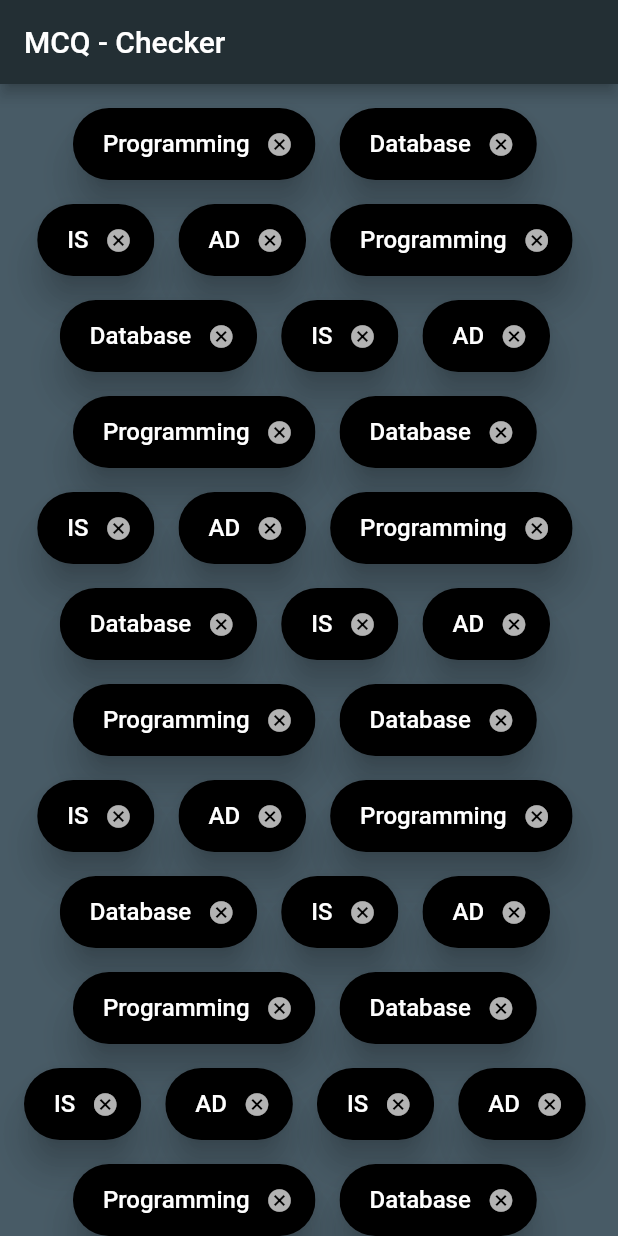
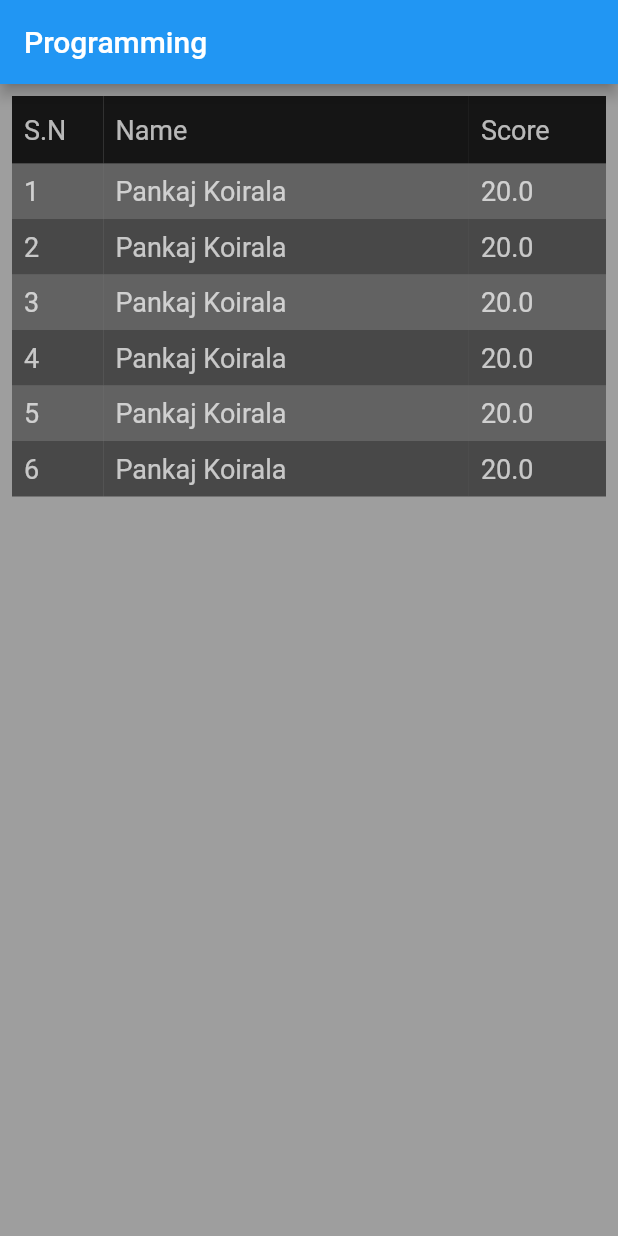
Before and after one commit to koiralapankaj7/mcq_checker, a Flutter app: the screen it shows after launch, on a phone screen of 412 x 824 dp. Run offline on Flutter 3.47's test engine with Material 2 defaults, Android fonts, the phone set to English and light mode, and no system bars.

Commit message:
result screen

```diff
--- a/lib/src/app.dart
+++ b/lib/src/app.dart
@@ -1,5 +1,6 @@
 import 'package:flutter/material.dart';
 import '../src/screens/home_screen.dart';
+import '../src/screens/result_screen.dart';
 
 class App extends StatelessWidget {
   @override
@@ -7,7 +8,7 @@ class App extends StatelessWidget {
     return MaterialApp(
       // BottomSheet use material canvas color by default. so to remove this we have to override.
       theme: new ThemeData(canvasColor: Colors.transparent),
-      home: HomeScreen(),
+      home: ResultScreen(),
     );
   }
 }
--- /dev/null
+++ b/lib/src/models/student.dart
@@ -0,0 +1,15 @@
+class Student {
+  final String name;
+  final double score;
+
+  Student(this.name, this.score);
+}
+
+List<Student> studentList = [
+  Student('Lekhnath Sir G', 20.0),
+  Student('Prithivi Sir G', 18.0),
+  Student('Dharti Sir G', 15.0),
+  Student('Bishal Sir G', 18.0),
+  Student('Dipeswor Sir G', 16.0),
+  Student('Ma aafai Sir G', 10.0),
+];
--- /dev/null
+++ b/lib/src/screens/result_screen.dart
@@ -0,0 +1,161 @@
+import 'package:flutter/material.dart';
+import '../models/student.dart';
+
+class ResultScreen extends StatelessWidget {
+  @override
+  Widget build(BuildContext context) {
+    return Scaffold(
+      backgroundColor: Colors.grey,
+      appBar: AppBar(
+        title: Text('Programming'),
+      ),
+      body: buildBody(),
+    );
+  }
+
+  List<Widget> rows = [];
+
+  Widget buildBody() {
+    return SingleChildScrollView(
+      padding: EdgeInsets.all(8.0),
+      child: Column(
+        children: <Widget>[
+          header(),
+          row(1, 'Pankaj Koirala', 20.0),
+          row(2, 'Pankaj Koirala', 20.0),
+          row(3, 'Pankaj Koirala', 20.0),
+          row(4, 'Pankaj Koirala', 20.0),
+          row(5, 'Pankaj Koirala', 20.0),
+          row(6, 'Pankaj Koirala', 20.0),
+        ],
+      ),
+    );
+  }
+
+  Widget header() {
+    return Row(
+      children: <Widget>[
+        Expanded(
+          flex: 2,
+          child: Container(
+            decoration: BoxDecoration(
+              color: Colors.black87,
+            ),
+            child: Padding(
+              padding:
+                  const EdgeInsets.symmetric(vertical: 12.0, horizontal: 8.0),
+              child: Text(
+                'S.N',
+                style: TextStyle(
+                  fontSize: 18.0,
+                  color: Colors.white70,
+                ),
+              ),
+            ),
+          ),
+        ),
+        Expanded(
+          flex: 8,
+          child: Container(
+            decoration: BoxDecoration(
+              color: Colors.black87,
+            ),
+            child: Padding(
+              padding:
+                  const EdgeInsets.symmetric(vertical: 12.0, horizontal: 8.0),
+              child: Text(
+                'Name',
+                style: TextStyle(
+                  fontSize: 18.0,
+                  color: Colors.white70,
+                ),
+              ),
+            ),
+          ),
+        ),
+        Expanded(
+          flex: 3,
+          child: Container(
+            decoration: BoxDecoration(
+              color: Colors.black87,
+            ),
+            child: Padding(
+              padding:
+                  const EdgeInsets.symmetric(vertical: 12.0, horizontal: 8.0),
+              child: Text(
+                'Score',
+                style: TextStyle(
+                  fontSize: 18.0,
+                  color: Colors.white70,
+                ),
+              ),
+            ),
+          ),
+        ),
+      ],
+    );
+  }
+
+  Widget row(int index, String name, double score) {
+    final bool odd = (index % 2) != 0;
+
+    return Row(
+      children: <Widget>[
+        Expanded(
+          flex: 2,
+          child: Container(
+            decoration: BoxDecoration(
+              color: odd ? Colors.black38 : Colors.black54,
+            ),
+            child: Padding(
+              padding: const EdgeInsets.all(8.0),
+              child: Text(
+                '$index',
+                style: TextStyle(
+                  fontSize: 18.0,
+                  color: Colors.white70,
+                ),
+              ),
+            ),
+          ),
+        ),
+        Expanded(
+          flex: 8,
+          child: Container(
+            decoration: BoxDecoration(
+              color: odd ? Colors.black38 : Colors.black54,
+            ),
+            child: Padding(
+              padding: const EdgeInsets.all(8.0),
+              child: Text(
+                name,
+                style: TextStyle(
+                  fontSize: 18.0,
+                  color: Colors.white70,
+                ),
+              ),
+            ),
+          ),
+        ),
+        Expanded(
+          flex: 3,
+          child: Container(
+            decoration: BoxDecoration(
+              color: odd ? Colors.black38 : Colors.black54,
+            ),
+            child: Padding(
+              padding: const EdgeInsets.all(8.0),
+              child: Text(
+                '$score',
+                style: TextStyle(
+                  fontSize: 18.0,
+                  color: Colors.white70,
+                ),
+              ),
+            ),
+          ),
+        ),
+      ],
+    );
+  }
+}
```
Also changed, not shown: lib/src/screens/modules_screen.dart (deleted).
